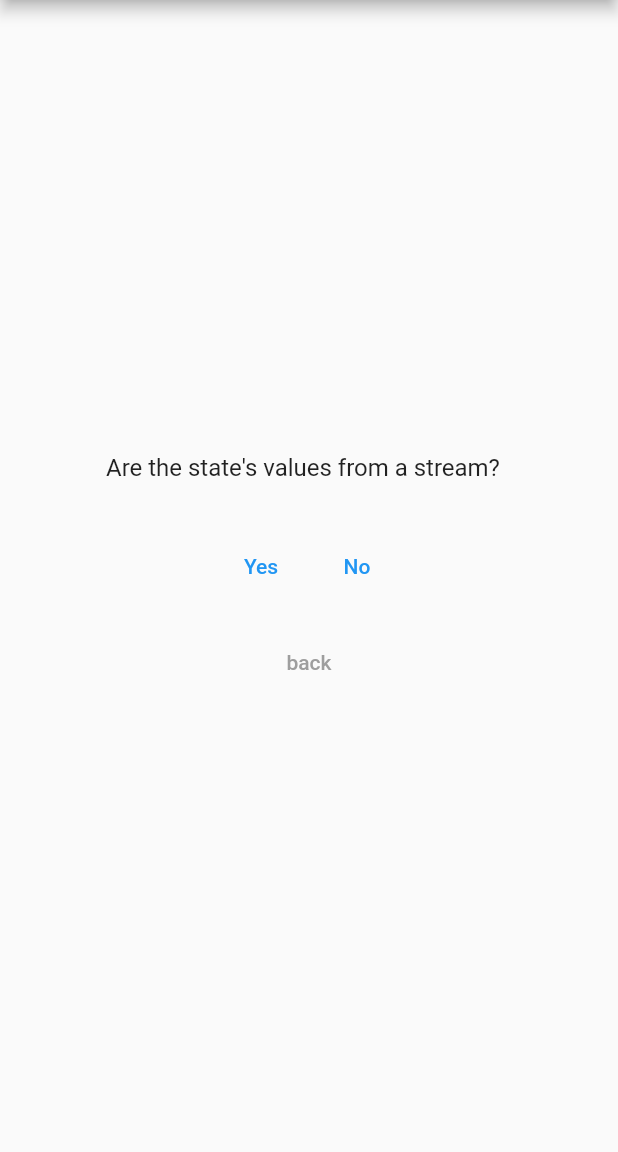
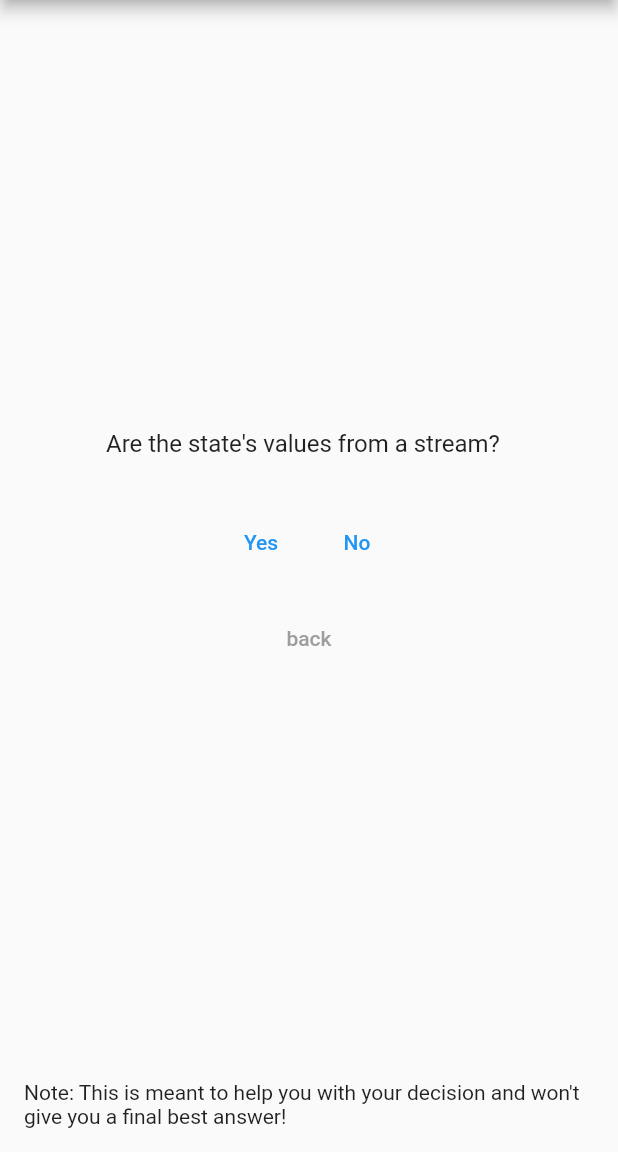
Before and after one commit to sentd94/riverpod_provider_decision, a Flutter app: the screen it shows after launch, on a phone screen of 412 x 824 dp, the part 84-1236 px from its top. Run offline on Flutter 3.47's test engine with Material 2 defaults, Android fonts, the phone set to English and light mode, and no system bars; our stand-ins replace flutter_riverpod, freezed_annotation.

Commit message:
added a note

```diff
--- a/lib/src/widgets/main_screen.dart
+++ b/lib/src/widgets/main_screen.dart
@@ -20,8 +20,16 @@ class MainScreen extends ConsumerWidget {
         ),
         body: Padding(
           padding: const EdgeInsets.all(16.0),
-          child:
+          child: Column(
+            mainAxisAlignment: MainAxisAlignment.center,
+            children: [
+              const Spacer(),
               Stack(children: const [QuestionAnswerWidget(), ResultWidget()]),
+              const Spacer(),
+              const Text(
+                  "Note: This is meant to help you with your decision and won't give you a final best answer!")
+            ],
+          ),
         ),
       ),
     );
```
